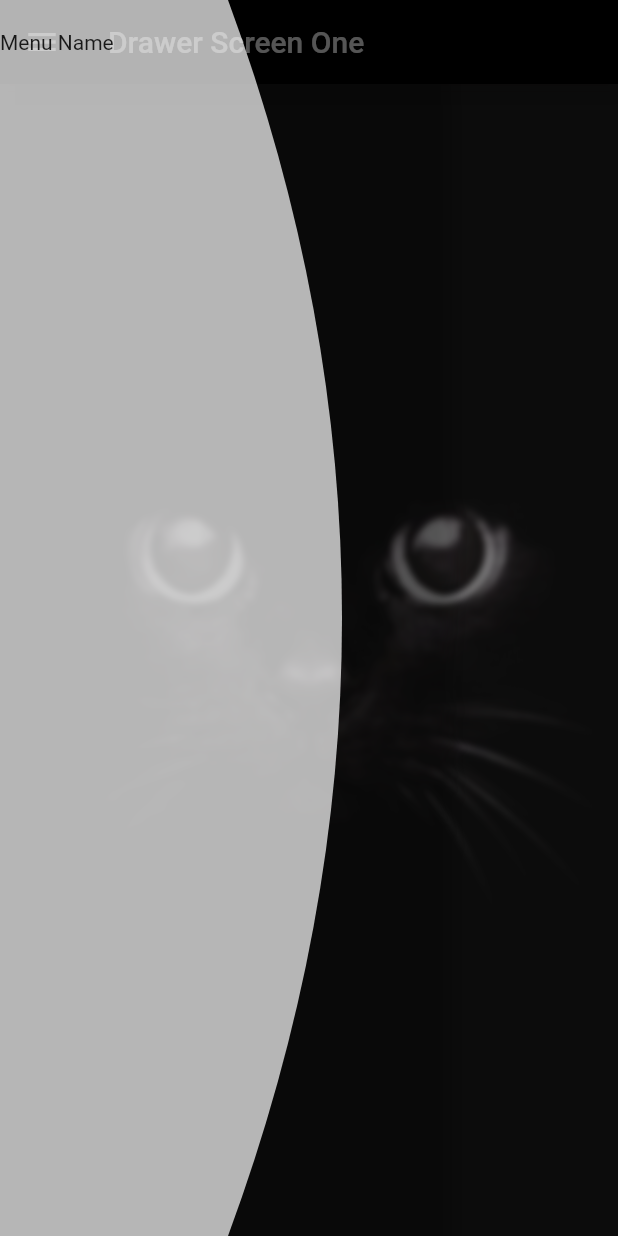
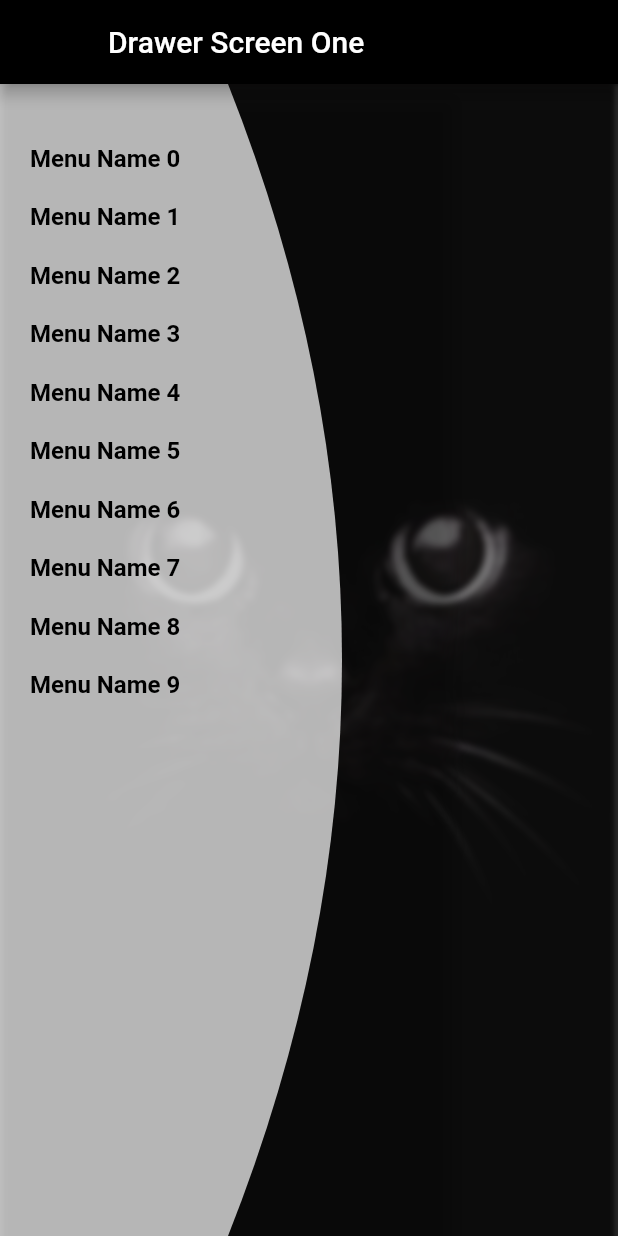
Before and after one commit to erKaranjeet/api_sample_flutter, a Flutter app: the DrawerScreenOne screen opened directly, with the side drawer open, on a phone screen of 412 x 824 dp. Run offline on Flutter 3.47's test engine with Material 2 defaults, Android fonts, the light colour scheme and no system bars; our stand-ins replace connectivity, dio, retrofit; generated files the repository leaves out were written again.

Commit message:
drawer view changes

```diff
--- a/lib/ui/drawersUI/drawer_screen_one.dart
+++ b/lib/ui/drawersUI/drawer_screen_one.dart
@@ -1,3 +1,4 @@
+// @dart=2.9
 import 'dart:ui';
 
 import 'package:api_sample_flutter/utils/drawer_painter.dart';
@@ -11,13 +12,62 @@ class DrawerScreenOne extends StatefulWidget {
 
 class DrawerScreenOneState extends State<DrawerScreenOne> {
 
+  List<String> menuNameList;
+
+  @override
+  void initState() {
+    super.initState();
+    menuNameList = [];
+    for (int i=0; i<10; i++) {
+      menuNameList.add("Menu Name " + i.toString());
+    }
+  }
+
   @override
   Widget build(BuildContext context) {
     return Scaffold(
       backgroundColor: Colors.black,
+      primary: true,
       appBar: AppBar(
         title: const Text("Drawer Screen One"),
         backgroundColor: Colors.black,
+        leading: IconButton(
+          icon: Icon(Icons.dehaze),
+        ),
+      ),
+      body: Scaffold(
+        drawer: Theme(
+          data: Theme.of(context).copyWith(
+            canvasColor: Colors.transparent,
+          ),
+          child: Drawer(
+            elevation: 5.0,
+            child: Container(
+              padding: const EdgeInsets.fromLTRB(0, 0, 0, 0),
+              child: CustomPaint(
+                painter: DrawerPainter(
+                  color: Colors.white60.withOpacity(0.7),
+                ),
+                child: ListView.separated(
+                  padding: const EdgeInsets.fromLTRB(0, 20, 0, 0),
+                  itemCount: menuNameList.length,
+                  itemBuilder: (BuildContext context, int index) {
+                    return Padding(
+                      padding: const EdgeInsets.only(top: 20.0, left: 20.0),
+                      child: Text(
+                        menuNameList[index],
+                        style: const TextStyle(
+                          color: Colors.black,
+                          fontSize: 16,
+                          fontWeight: FontWeight.bold,
+                        ),
+                      ),
+                    );
+                  }, separatorBuilder: (BuildContext context, int index) => Container(),
+                ),
+              ),
+            ),
+          ),
         ),
         body: Stack(
           fit: StackFit.expand,
@@ -39,28 +89,6 @@ class DrawerScreenOneState extends State<DrawerScreenOne> {
             ),
           ],
         ),
-      drawer: Theme(
-        data: Theme.of(context).copyWith(
-          canvasColor: Colors.transparent,
-        ),
-        child: Drawer(
-          elevation: 5.0,
-          child: Container(
-            padding: const EdgeInsets.fromLTRB(0, 0, 0, 0),
-            child: CustomPaint(
-              painter: DrawerPainter(
-                color: Colors.white60.withOpacity(0.7),
-              ),
-              child: ListView(
-                padding: const EdgeInsets.fromLTRB(0, 20, 0, 0),
-                children: [
-                  Text("Menu Name",
-                  ),
-                ],
-              ),
-            ),
-          ),
-        ),
       ),
     );
   }
```
Also changed, not shown: 2 other files. Lines whose indentation alone changed are shown as unchanged.
